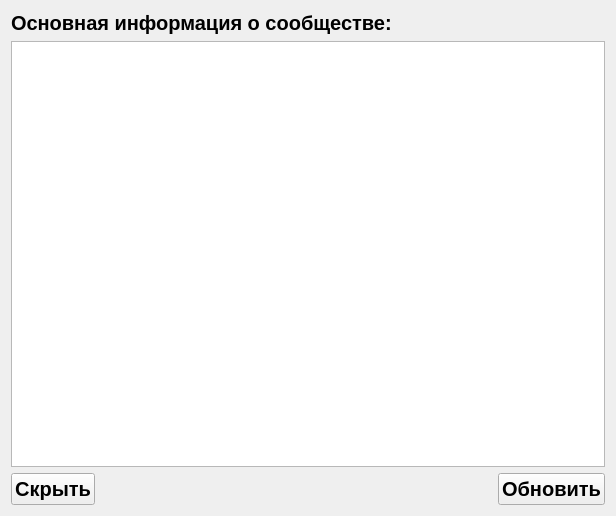
First picture: the form in app/vkGroupMain.ui, repository sagitovich/lex, before the edit.
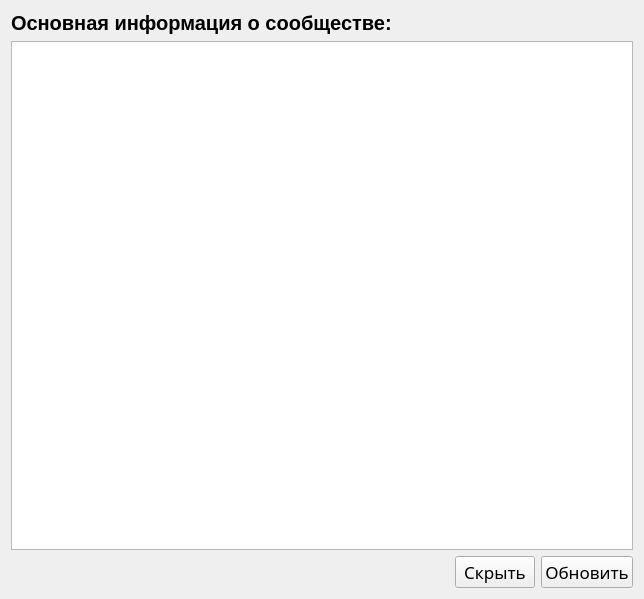
Second picture: the form after the edit.

Diff of the .ui file:
```diff
--- a/app/vkGroupMain.ui
+++ b/app/vkGroupMain.ui
@@ -6,8 +6,8 @@
    <rect>
     <x>0</x>
     <y>0</y>
-    <width>616</width>
-    <height>516</height>
+    <width>644</width>
+    <height>599</height>
    </rect>
   </property>
   <property name="windowTitle">
@@ -66,30 +66,6 @@
    </item>
    <item row="2" column="0">
     <layout class="QHBoxLayout" name="horizontalLayout_2">
-     <item>
-      <widget class="QPushButton" name="back_btn">
-       <property name="sizePolicy">
-        <sizepolicy hsizetype="Fixed" vsizetype="Fixed">
-         <horstretch>0</horstretch>
-         <verstretch>0</verstretch>
-        </sizepolicy>
-       </property>
-       <property name="font">
-        <font>
-         <family>Arial</family>
-         <pointsize>15</pointsize>
-         <weight>75</weight>
-         <bold>true</bold>
-        </font>
-       </property>
-       <property name="text">
-        <string>Скрыть</string>
-       </property>
-       <property name="shortcut">
-        <string>Esc</string>
-       </property>
-      </widget>
-     </item>
      <item>
       <spacer name="horizontalSpacer">
        <property name="orientation">
@@ -103,6 +79,30 @@
        </property>
       </spacer>
      </item>
+     <item>
+      <widget class="QPushButton" name="back_btn">
+       <property name="sizePolicy">
+        <sizepolicy hsizetype="Fixed" vsizetype="Fixed">
+         <horstretch>0</horstretch>
+         <verstretch>0</verstretch>
+        </sizepolicy>
+       </property>
+       <property name="font">
+        <font>
+         <family>Apple Symbols</family>
+         <pointsize>13</pointsize>
+         <weight>50</weight>
+         <bold>false</bold>
+        </font>
+       </property>
+       <property name="text">
+        <string>Скрыть</string>
+       </property>
+       <property name="shortcut">
+        <string>Esc</string>
+       </property>
+      </widget>
+     </item>
      <item>
       <widget class="QPushButton" name="update_info">
        <property name="sizePolicy">
@@ -113,10 +113,10 @@
        </property>
        <property name="font">
         <font>
-         <family>Arial</family>
-         <pointsize>15</pointsize>
-         <weight>75</weight>
-         <bold>true</bold>
+         <family>Apple Symbols</family>
+         <pointsize>13</pointsize>
+         <weight>50</weight>
+         <bold>false</bold>
         </font>
        </property>
        <property name="text">
```
Left out of the diff: 2 changed lines with no effect on the pictures.
